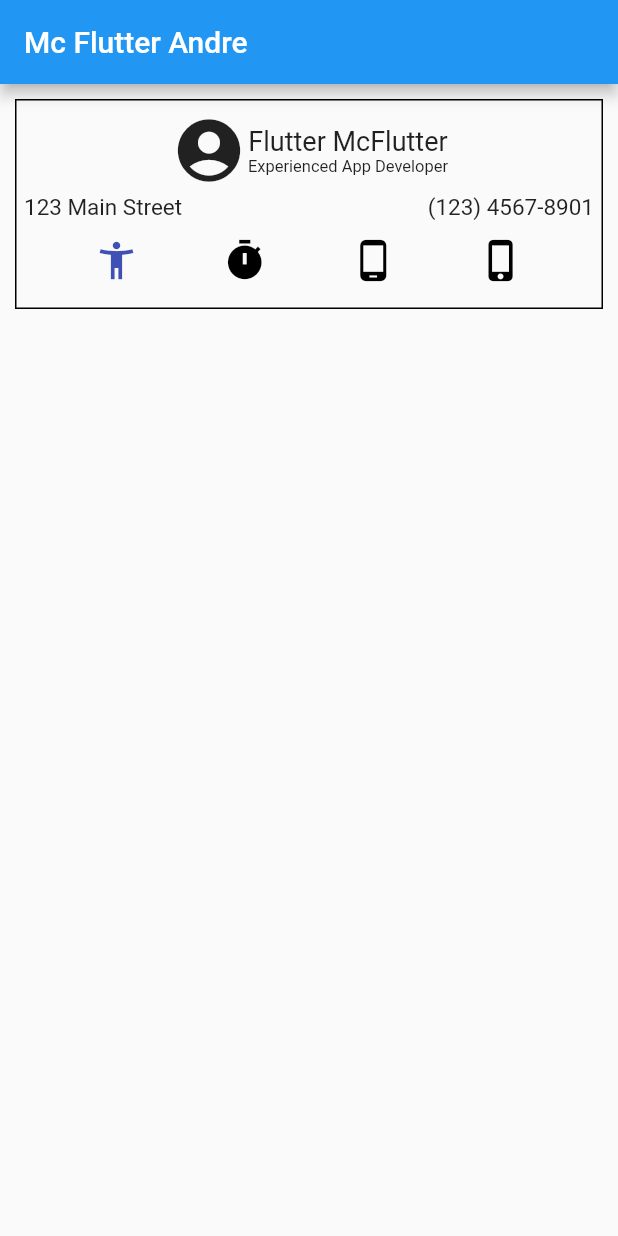
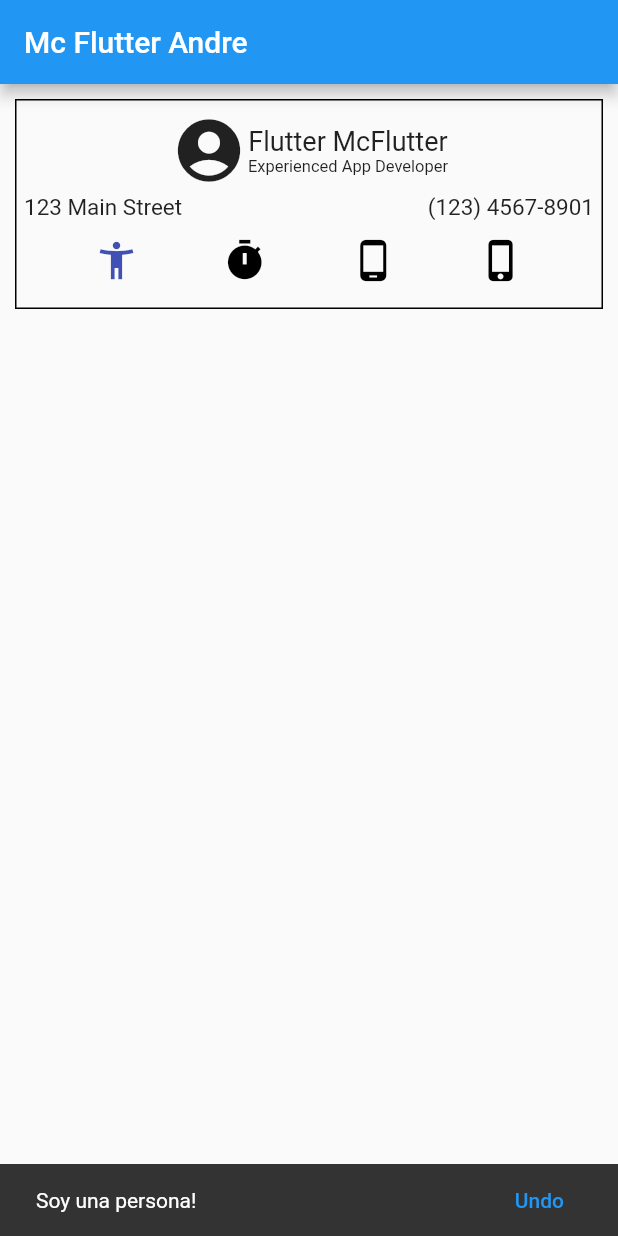
Before and after one commit to AndreBE99/tareas_moviles_2023, a Flutter app: the screen it shows after launch, after a tap on the "accessibility new" icon, on a phone screen of 412 x 824 dp. Run offline on Flutter 3.47's test engine with Material 2 defaults, Android fonts, the phone set to English and light mode, and no system bars.

```diff
--- a/tarea_1/lib/main.dart
+++ b/tarea_1/lib/main.dart
@@ -1,17 +1,32 @@
-import 'dart:ui';
-
 import 'package:flutter/material.dart';
 
-void main() => runApp(const MyApp());
+void main() => runApp(const SnackBarDemo());
 
-class MyApp extends StatefulWidget {
-  const MyApp({super.key});
+class SnackBarDemo extends StatelessWidget {
+  const SnackBarDemo({super.key});
 
   @override
-  State<MyApp> createState() => _MyAppState();
+  Widget build(BuildContext context) {
+    return MaterialApp(
+      title: 'SnackBar Demo',
+      home: Scaffold(
+        appBar: AppBar(
+          title: const Text('Mc Flutter Andre'),
+        ),
+        body: const SnackBarPage(),
+      ),
+    );
+  }
 }
 
-class _MyAppState extends State<MyApp> {
+class SnackBarPage extends StatefulWidget {
+  const SnackBarPage({super.key});
+
+  @override
+  State<SnackBarPage> createState() => _SnackBarPageState();
+}
+
+class _SnackBarPageState extends State<SnackBarPage> {
   bool tap1 = false;
   bool tap2 = false;
   bool tap3 = false;
@@ -19,13 +34,7 @@ class _MyAppState extends State<MyApp> {
 
   @override
   Widget build(BuildContext context) {
-    return MaterialApp(
-      title: 'Material App',
-      home: Scaffold(
-        appBar: AppBar(
-          title: const Text('Mc Flutter Andre'),
-        ),
-        body: Container(
+    return Container(
       margin: EdgeInsets.all(10),
       padding: EdgeInsets.all(5),
       height: 140,
@@ -69,6 +78,17 @@ class _MyAppState extends State<MyApp> {
                   iconSize: 30,
                   color: tap1 ? Colors.indigo : Colors.black,
                   onPressed: () {
+                    final snackBar = SnackBar(
+                      content: const Text('Soy una persona!'),
+                      action: SnackBarAction(
+                        label: 'Undo',
+                        onPressed: () {
+                          // Some code to undo the change.
+                        },
+                      ),
+                    );
+                    ScaffoldMessenger.of(context).showSnackBar(snackBar);
+
                     tap1 = !tap1;
                     setState(() {});
                   },
@@ -77,6 +97,17 @@ class _MyAppState extends State<MyApp> {
                   iconSize: 30,
                   color: tap2 ? Colors.indigo : Colors.black,
                   onPressed: () {
+                    final snackBar = SnackBar(
+                      content: const Text('Soy un cronómetro!'),
+                      action: SnackBarAction(
+                        label: 'Undo',
+                        onPressed: () {
+                          // Some code to undo the change.
+                        },
+                      ),
+                    );
+                    ScaffoldMessenger.of(context).showSnackBar(snackBar);
+
                     tap2 = !tap2;
                     setState(() {});
                   },
@@ -85,6 +116,17 @@ class _MyAppState extends State<MyApp> {
                   iconSize: 30,
                   color: tap3 ? Colors.indigo : Colors.black,
                   onPressed: () {
+                    final snackBar = SnackBar(
+                      content: const Text('Soy un android!'),
+                      action: SnackBarAction(
+                        label: 'Undo',
+                        onPressed: () {
+                          // Some code to undo the change.
+                        },
+                      ),
+                    );
+                    ScaffoldMessenger.of(context).showSnackBar(snackBar);
+
                     tap3 = !tap3;
                     setState(() {});
                   },
@@ -93,6 +135,17 @@ class _MyAppState extends State<MyApp> {
                   iconSize: 30,
                   color: tap4 ? Colors.indigo : Colors.black,
                   onPressed: () {
+                    final snackBar = SnackBar(
+                      content: const Text('Soy un iPhone!'),
+                      action: SnackBarAction(
+                        label: 'Undo',
+                        onPressed: () {
+                          // Some code to undo the change.
+                        },
+                      ),
+                    );
+                    ScaffoldMessenger.of(context).showSnackBar(snackBar);
+
                     tap4 = !tap4;
                     setState(() {});
                   },
@@ -101,8 +154,6 @@ class _MyAppState extends State<MyApp> {
           ),
         ],
       ),
-        ),
-      ),
     );
   }
 }
```
Also changed, not shown: tarea_1/lib/main2.dart (added, +148 -0 lines), 1 other file. Lines whose indentation alone changed are shown as unchanged.
